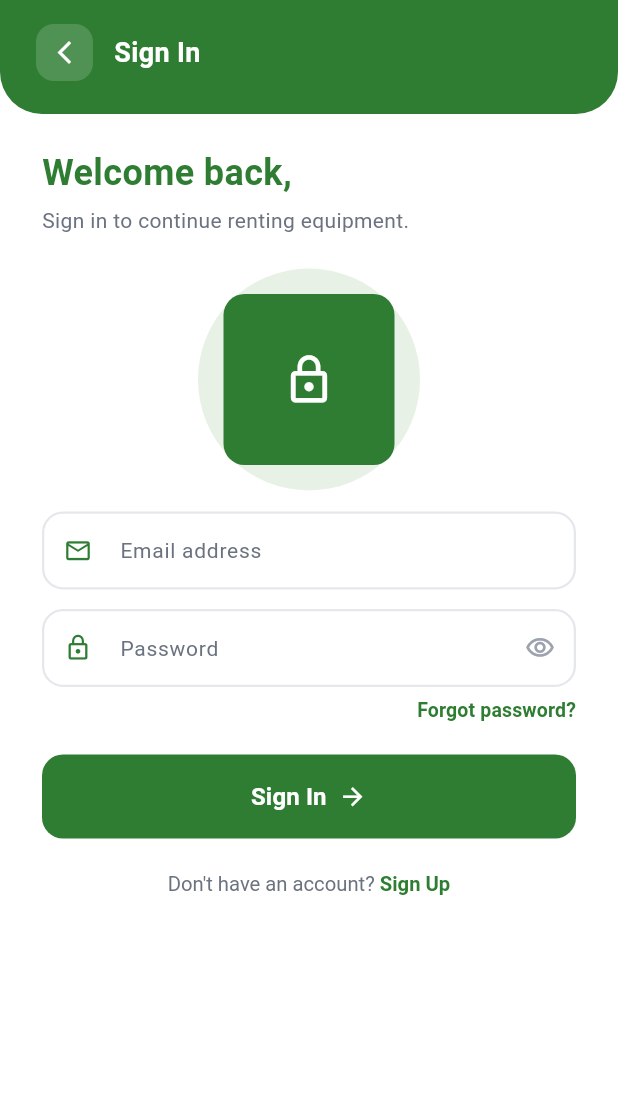
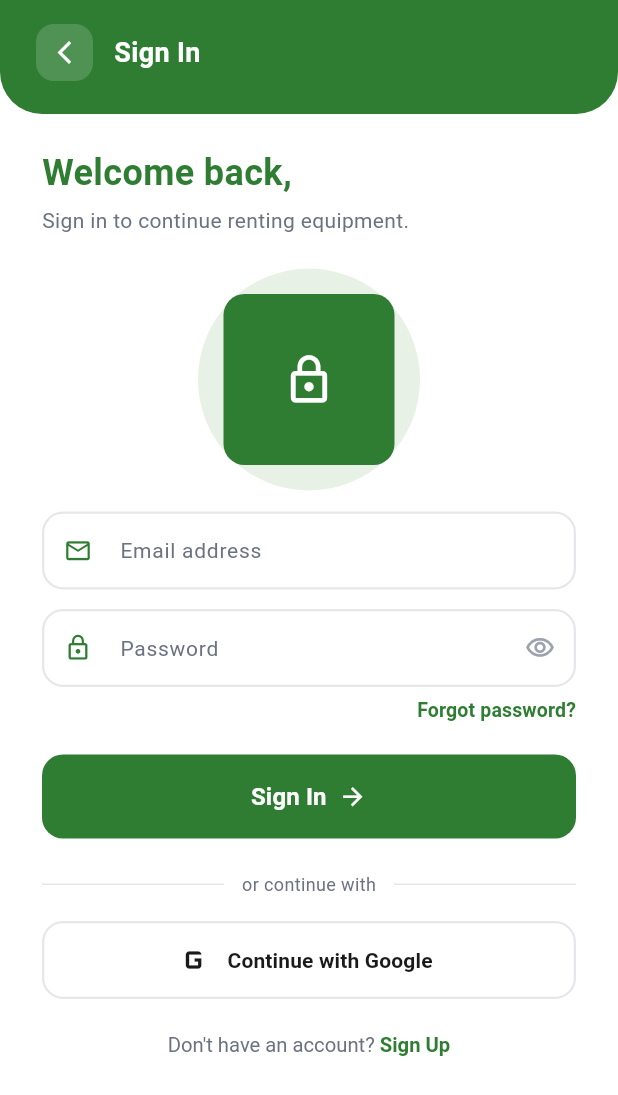
Before and after one commit to TWARIQABDUL/agri_rent, a Flutter app: the SignInPage screen opened directly, on a phone screen of 412 x 824 dp. Shown: the top 1095 px of the screen. Run offline on Flutter 3.47's test engine with Material 3 defaults, Android fonts, the phone set to English and light mode, and no system bars; our stand-ins replace bloc, cloud_firestore, equatable, firebase_auth, firebase_core, flutter_bloc and 3 more; accounts and stored records are empty.

Commit message:
feat(auth/ui): add Google Sign-In button and integration on Sign-In screen

```diff
--- a/lib/features/auth/presentation/pages/sign_in_page.dart
+++ b/lib/features/auth/presentation/pages/sign_in_page.dart
@@ -130,6 +130,10 @@ class _SignInPageState extends State<SignInPage> {
                         ),
                         const SizedBox(height: 20),
                         _signInButton(),
+                        const SizedBox(height: 22),
+                        _orDivider(),
+                        const SizedBox(height: 16),
+                        _googleButton(),
                         const SizedBox(height: 22),
                         _signUpFooter(),
                       ],
@@ -323,6 +327,52 @@ class _SignInPageState extends State<SignInPage> {
     );
   }
 
+  Widget _orDivider() {
+    return const Row(
+      children: [
+        Expanded(child: Divider(color: _border, thickness: 1)),
+        Padding(
+          padding: EdgeInsets.symmetric(horizontal: 12),
+          child: Text(
+            'or continue with',
+            style: TextStyle(fontSize: 12, color: _muted),
+          ),
+        ),
+        Expanded(child: Divider(color: _border, thickness: 1)),
+      ],
+    );
+  }
+
+  Widget _googleButton() {
+    return BlocBuilder<AuthBloc, AuthState>(
+      builder: (context, state) {
+        final loading = state is AuthLoading;
+        return SizedBox(
+          height: 52,
+          child: OutlinedButton.icon(
+            onPressed: loading
+                ? null
+                : () => context.read<AuthBloc>().add(
+                      SignInWithGoogleRequested(),
+                    ),
+            style: OutlinedButton.styleFrom(
+              foregroundColor: _dark,
+              side: const BorderSide(color: _border, width: 1.5),
+              shape: RoundedRectangleBorder(
+                borderRadius: BorderRadius.circular(14),
+              ),
+            ),
+            icon: const Icon(Icons.g_mobiledata, size: 28, color: _dark),
+            label: const Text(
+              'Continue with Google',
+              style: TextStyle(fontSize: 14, fontWeight: FontWeight.w600),
+            ),
+          ),
+        );
+      },
+    );
+  }
+
   Widget _signUpFooter() {
     return Center(
       child: GestureDetector(
```
